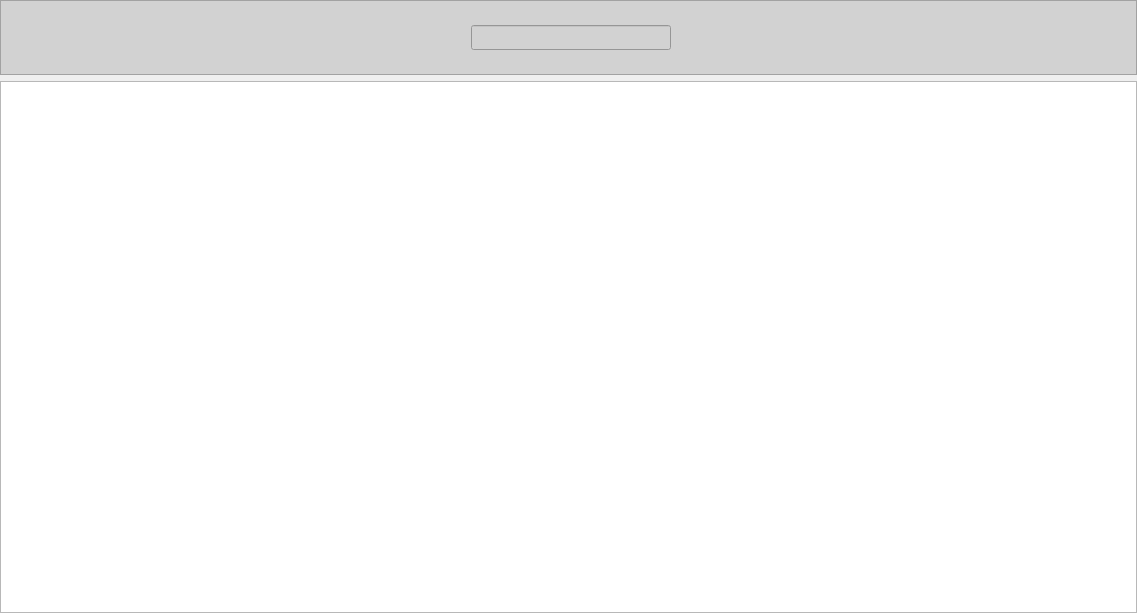
Before: the Qt Designer form assets/ui/experiments.ui in jfnavarro/st_viewer, drawn with Qt 5.
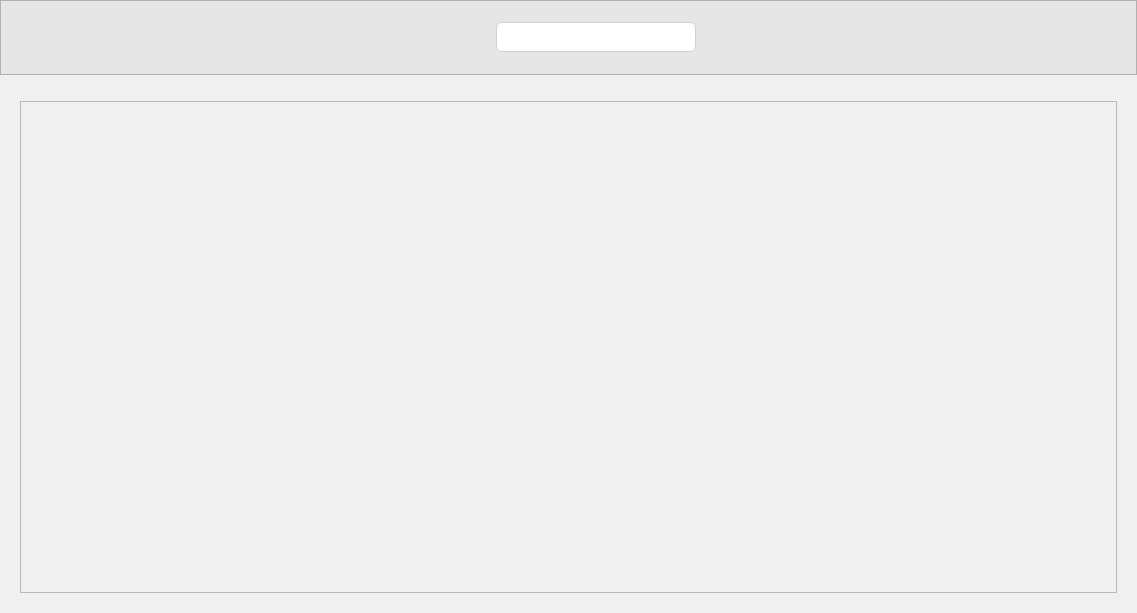
After: the same form once the commit is applied. Icons and pictures are not drawn. Custom widgets are drawn as their Qt base class.

Commit message: Replaced some buttons. Added new buttons. Fixed style of table and improved layouts. Removed cell view page toolbar. Added frame for cell view page. Improve cell view page menus. Improve general style edit : added q_enum declarations edit2 : delcared enum metatype edit3: reverting q_enum and metatype, removing warning error edit4: connecting to real object and not QPointer wrapper edit5: added a workaround for the known problems of networks callbacks being invoked twice edit6: fixed small typos edit7: forgot to save edited file

Diff of the .ui file:
```diff
--- a/assets/ui/experiments.ui
+++ b/assets/ui/experiments.ui
@@ -33,6 +33,24 @@
     <number>0</number>
    </property>
    <item>
+    <widget class="QWidget" name="widget" native="true">
+     <property name="styleSheet">
+      <string notr="true">background-color: rgb(240, 240, 240)</string>
+     </property>
+     <layout class="QVBoxLayout" name="verticalLayout_2">
+      <property name="leftMargin">
+       <number>0</number>
+      </property>
+      <property name="topMargin">
+       <number>0</number>
+      </property>
+      <property name="rightMargin">
+       <number>0</number>
+      </property>
+      <property name="bottomMargin">
+       <number>0</number>
+      </property>
+      <item>
     <widget class="QFrame" name="frame">
      <property name="minimumSize">
       <size>
@@ -53,20 +71,21 @@
       <enum>Qt::ClickFocus</enum>
      </property>
      <property name="styleSheet">
-      <string notr="true">background-color:rgb(210,210,210);</string>
+         <string notr="true">background-color:rgb(230,230,230);
+border-color: rgb(206,202,202);</string>
      </property>
      <property name="frameShape">
       <enum>QFrame::StyledPanel</enum>
      </property>
      <property name="frameShadow">
-      <enum>QFrame::Raised</enum>
+         <enum>QFrame::Sunken</enum>
      </property>
      <property name="lineWidth">
       <number>0</number>
      </property>
      <layout class="QHBoxLayout" name="horizontalLayout">
       <property name="spacing">
-       <number>2</number>
+          <number>20</number>
       </property>
       <property name="leftMargin">
        <number>5</number>
@@ -84,13 +103,13 @@
        <widget class="QPushButton" name="back">
         <property name="minimumSize">
          <size>
-          <width>100</width>
+             <width>75</width>
           <height>50</height>
          </size>
         </property>
         <property name="maximumSize">
          <size>
-          <width>100</width>
+             <width>75</width>
           <height>50</height>
          </size>
         </property>
@@ -118,8 +137,8 @@
         </property>
         <property name="iconSize">
          <size>
-          <width>35</width>
-          <height>35</height>
+             <width>75</width>
+             <height>50</height>
          </size>
         </property>
         <property name="flat">
@@ -154,7 +173,13 @@
         <property name="minimumSize">
          <size>
           <width>200</width>
-          <height>25</height>
+             <height>30</height>
+            </size>
+           </property>
+           <property name="maximumSize">
+            <size>
+             <width>200</width>
+             <height>30</height>
          </size>
         </property>
         <property name="mouseTracking">
@@ -178,19 +203,28 @@
         <property name="whatsThis">
          <string>Search for a dataset</string>
         </property>
+           <property name="styleSheet">
+            <string notr="true">border: 1px solid rgb(209, 209, 209); 
+border-radius: 5px; 
+background-color: rgb(255, 255, 255); 
+selection-background-color: darkgray;</string>
+           </property>
+           <property name="clearButtonEnabled">
+            <bool>true</bool>
+           </property>
        </widget>
       </item>
       <item>
        <widget class="QPushButton" name="ddaAnalysis">
         <property name="minimumSize">
          <size>
-          <width>100</width>
+             <width>75</width>
           <height>50</height>
          </size>
         </property>
         <property name="maximumSize">
          <size>
-          <width>100</width>
+             <width>75</width>
           <height>50</height>
          </size>
         </property>
@@ -209,8 +243,8 @@
         </property>
         <property name="iconSize">
          <size>
-          <width>35</width>
-          <height>35</height>
+             <width>75</width>
+             <height>50</height>
          </size>
         </property>
         <property name="flat">
@@ -222,13 +256,13 @@
        <widget class="QPushButton" name="exportSelections">
         <property name="minimumSize">
          <size>
-          <width>100</width>
+             <width>75</width>
           <height>50</height>
          </size>
         </property>
         <property name="maximumSize">
          <size>
-          <width>100</width>
+             <width>75</width>
           <height>50</height>
          </size>
         </property>
@@ -250,8 +284,8 @@
         </property>
         <property name="iconSize">
          <size>
-          <width>35</width>
-          <height>35</height>
+             <width>75</width>
+             <height>50</height>
          </size>
         </property>
         <property name="flat">
@@ -263,13 +297,13 @@
        <widget class="QPushButton" name="editSelection">
         <property name="minimumSize">
          <size>
-          <width>100</width>
+             <width>75</width>
           <height>50</height>
          </size>
         </property>
         <property name="maximumSize">
          <size>
-          <width>100</width>
+             <width>75</width>
           <height>50</height>
          </size>
         </property>
@@ -291,8 +325,8 @@
         </property>
         <property name="iconSize">
          <size>
-          <width>35</width>
-          <height>35</height>
+             <width>75</width>
+             <height>50</height>
          </size>
         </property>
         <property name="flat">
@@ -304,13 +338,13 @@
        <widget class="QPushButton" name="removeSelections">
         <property name="minimumSize">
          <size>
-          <width>100</width>
+             <width>75</width>
           <height>50</height>
          </size>
         </property>
         <property name="maximumSize">
          <size>
-          <width>100</width>
+             <width>75</width>
           <height>50</height>
          </size>
         </property>
@@ -332,8 +366,8 @@
         </property>
         <property name="iconSize">
          <size>
-          <width>35</width>
-          <height>35</height>
+             <width>75</width>
+             <height>50</height>
          </size>
         </property>
         <property name="flat">
@@ -345,14 +379,14 @@
        <widget class="QLabel" name="label">
         <property name="minimumSize">
          <size>
-          <width>50</width>
-          <height>50</height>
+             <width>35</width>
+             <height>35</height>
          </size>
         </property>
         <property name="maximumSize">
          <size>
-          <width>50</width>
-          <height>50</height>
+             <width>35</width>
+             <height>35</height>
          </size>
         </property>
         <property name="text">
@@ -370,6 +404,40 @@
     </widget>
    </item>
    <item>
+       <spacer name="verticalSpacer">
+        <property name="orientation">
+         <enum>Qt::Vertical</enum>
+        </property>
+        <property name="sizeType">
+         <enum>QSizePolicy::Fixed</enum>
+        </property>
+        <property name="sizeHint" stdset="0">
+         <size>
+          <width>20</width>
+          <height>20</height>
+         </size>
+        </property>
+       </spacer>
+      </item>
+      <item>
+       <layout class="QHBoxLayout" name="horizontalLayout_4">
+        <item>
+         <spacer name="horizontalSpacer_2">
+          <property name="orientation">
+           <enum>Qt::Horizontal</enum>
+          </property>
+          <property name="sizeType">
+           <enum>QSizePolicy::Fixed</enum>
+          </property>
+          <property name="sizeHint" stdset="0">
+           <size>
+            <width>20</width>
+            <height>20</height>
+           </size>
+          </property>
+         </spacer>
+        </item>
+        <item>
     <widget class="ExperimentsTableView" name="experiments_tableView">
      <property name="mouseTracking">
       <bool>true</bool>
@@ -383,12 +451,61 @@
      <property name="statusTip">
       <string>Perform analysis</string>
      </property>
+          <property name="showDropIndicator" stdset="0">
+           <bool>false</bool>
+          </property>
+          <property name="dragDropOverwriteMode">
+           <bool>false</bool>
+          </property>
+          <property name="gridStyle">
+           <enum>Qt::NoPen</enum>
+          </property>
      <property name="sortingEnabled">
       <bool>true</bool>
      </property>
      <property name="cornerButtonEnabled">
-      <bool>true</bool>
-     </property>
+           <bool>false</bool>
+          </property>
+         </widget>
+        </item>
+        <item>
+         <spacer name="horizontalSpacer_3">
+          <property name="orientation">
+           <enum>Qt::Horizontal</enum>
+          </property>
+          <property name="sizeType">
+           <enum>QSizePolicy::Fixed</enum>
+          </property>
+          <property name="sizeHint" stdset="0">
+           <size>
+            <width>20</width>
+            <height>20</height>
+           </size>
+          </property>
+         </spacer>
+        </item>
+       </layout>
+      </item>
+      <item>
+       <spacer name="verticalSpacer_2">
+        <property name="orientation">
+         <enum>Qt::Vertical</enum>
+        </property>
+        <property name="sizeType">
+         <enum>QSizePolicy::Fixed</enum>
+        </property>
+        <property name="sizeHint" stdset="0">
+         <size>
+          <width>20</width>
+          <height>20</height>
+         </size>
+        </property>
+       </spacer>
+      </item>
+     </layout>
+     <zorder>frame</zorder>
+     <zorder>verticalSpacer</zorder>
+     <zorder>verticalSpacer_2</zorder>
     </widget>
    </item>
   </layout>
```
Left out of the diff: 33 changed lines with no effect on the pictures. Lines whose indentation alone changed are shown as unchanged. The commit also changes 57 other files.
